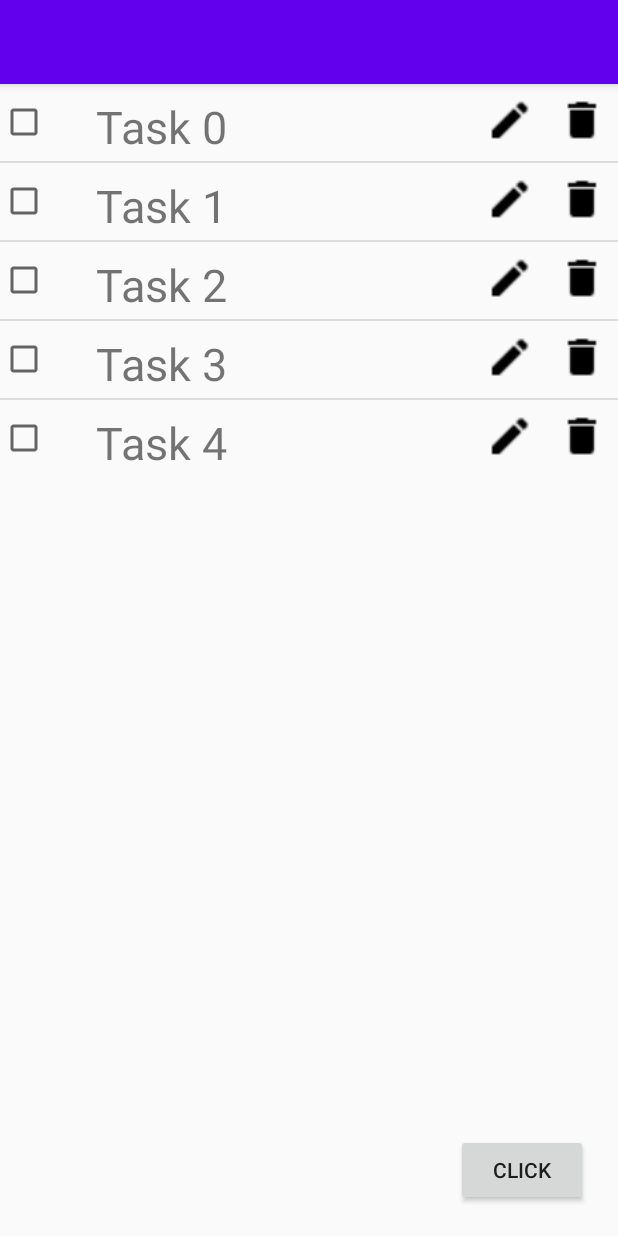
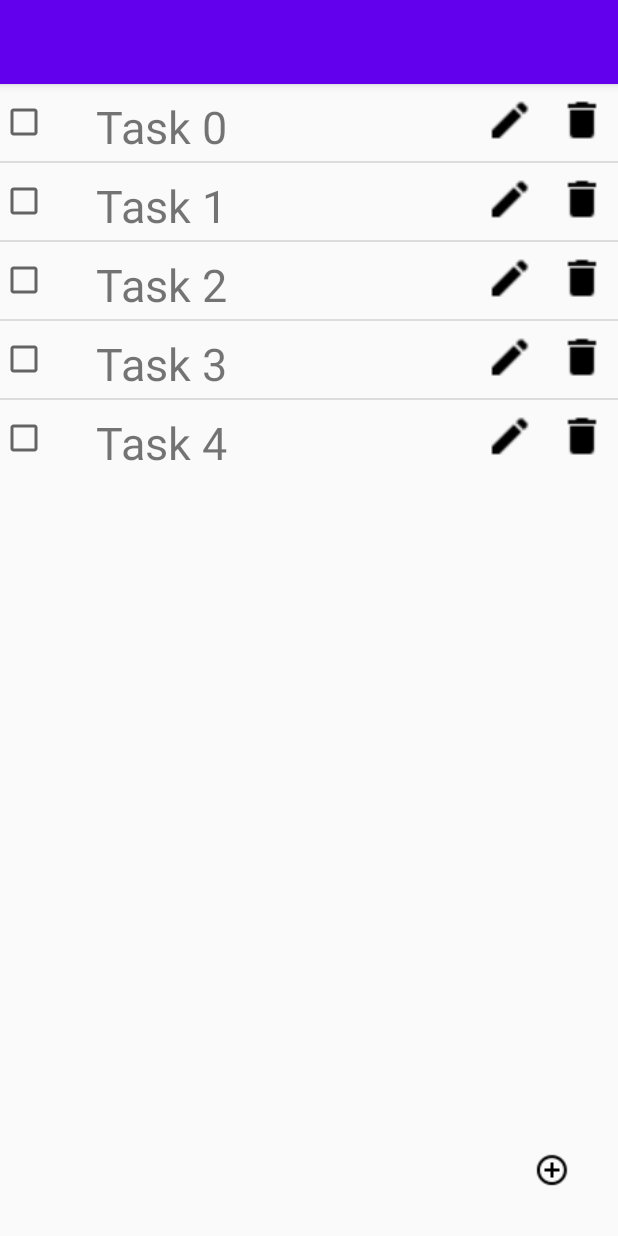
Before and after one commit to cipry13/ToDo_List_App, an Android app: the screen it shows after launch (MainActivity), on a phone screen of 412 x 824 dp. Run offline under Robolectric (Android 15) with nearby library versions, the phone set to English and light mode, and no system bars.

Commit message:
Added Selectable Background for Buttons

```diff
--- a/app/src/main/java/com/ch/android/todolist/MainActivity.java
+++ b/app/src/main/java/com/ch/android/todolist/MainActivity.java
@@ -8,6 +8,7 @@ import android.util.Log;
 import android.view.View;
 import android.widget.ArrayAdapter;
 import android.widget.Button;
+import android.widget.ImageButton;
 import android.widget.ListView;
 import android.widget.Toast;
 
@@ -37,7 +38,8 @@ public class MainActivity extends AppCompatActivity {
         listView.setAdapter(adapter);
 
 
-        Button addButton = findViewById(R.id.add_button);
+        ImageButton addButton = findViewById(R.id.add_button);
+
         addButton.setOnClickListener(new View.OnClickListener() {
             @Override
             public void onClick(View v) {
--- a/app/src/main/res/layout/activity_main.xml
+++ b/app/src/main/res/layout/activity_main.xml
@@ -15,13 +15,14 @@
         >
     </ListView>
 
-    <Button
+    <ImageButton
         android:id="@+id/add_button"
-        android:layout_width="wrap_content"
-        android:layout_height="wrap_content"
-        android:text="Click"
+        android:layout_width="48dp"
+        android:layout_height="48dp"
+        android:src="@drawable/add_circle"
+        android:background="?attr/selectableItemBackground"
         android:layout_alignParentBottom="true"
         android:layout_alignParentRight="true"
         android:layout_margin="20dp">
-    </Button>
+    </ImageButton>
 </RelativeLayout>
--- a/app/src/main/res/layout/list_item.xml
+++ b/app/src/main/res/layout/list_item.xml
@@ -31,6 +31,7 @@
         android:padding="8dp"
         android:src="@drawable/edit_icon"
         android:layout_toLeftOf="@id/iv_delete"
+        android:background="?attr/selectableItemBackground"
         android:clickable="true"
         android:focusable="true"
         />
@@ -42,6 +43,7 @@
         android:padding="8dp"
         android:src="@drawable/delete_icon"
         android:layout_alignParentRight="true"
+        android:background="?attr/selectableItemBackground"
         android:clickable="true"
         android:focusable="true"
         />
--- a/app/src/main/res/values/styles.xml
+++ b/app/src/main/res/values/styles.xml
@@ -8,4 +8,6 @@
         <item name="colorAccent">@color/colorAccent</item>
     </style>
 
+
+
 </resources>
```
Also changed, not shown: app/src/main/res/drawable-v24/add_circle.png (added).
